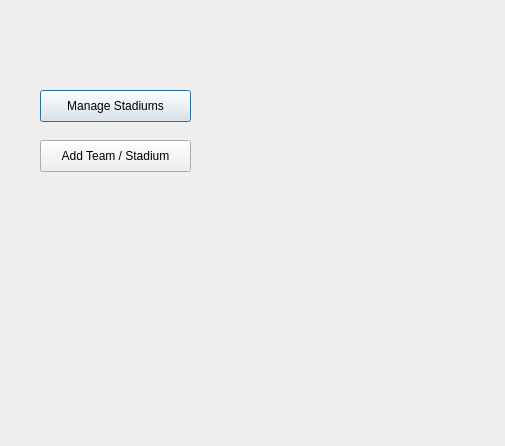
Before: the Qt Designer form app/baseball_gui/administrator_actions.ui in housengw/CS8-I-Love-Baseball, drawn with Qt 5.
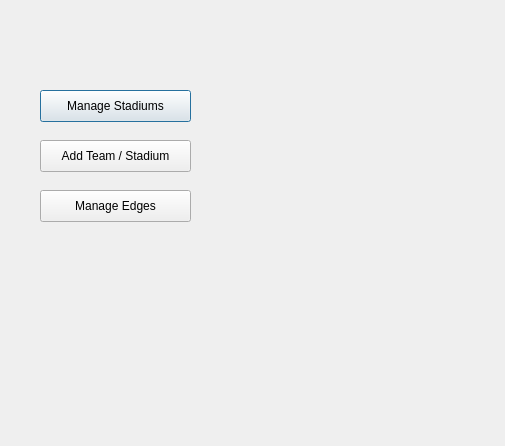
After: the same form once the commit is applied.

What changed in the file:
```diff
--- a/app/baseball_gui/administrator_actions.ui
+++ b/app/baseball_gui/administrator_actions.ui
@@ -39,6 +39,19 @@
     <string>Add Team / Stadium</string>
    </property>
   </widget>
+  <widget class="QPushButton" name="manage_edges_button">
+   <property name="geometry">
+    <rect>
+     <x>40</x>
+     <y>190</y>
+     <width>151</width>
+     <height>32</height>
+    </rect>
+   </property>
+   <property name="text">
+    <string>Manage Edges</string>
+   </property>
+  </widget>
  </widget>
  <resources/>
  <connections/>
```
